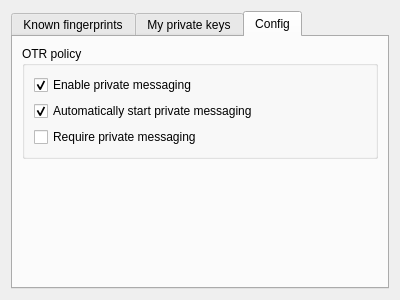
Old version of the form settingswidget.ui in the repository proDOOMman/qutim-otr.
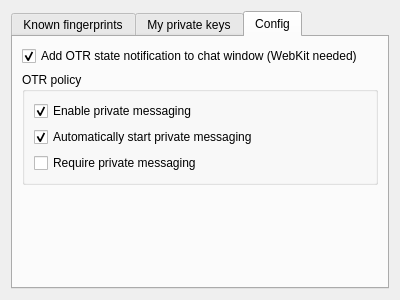
New version of the form. The open tabs and pages were chosen to show the change.

Commit message: Added ability of deactivation notification

Diff of the .ui file:
```diff
--- a/settingswidget.ui
+++ b/settingswidget.ui
@@ -131,6 +131,16 @@
        <string>Config</string>
       </attribute>
       <layout class="QVBoxLayout" name="verticalLayout_2">
+       <item>
+        <widget class="QCheckBox" name="notify_checkbox">
+         <property name="text">
+          <string>Add OTR state notification to chat window (WebKit needed)</string>
+         </property>
+         <property name="checked">
+          <bool>true</bool>
+         </property>
+        </widget>
+       </item>
        <item>
         <widget class="QGroupBox" name="groupBox">
          <property name="title">
```
Left out of the diff: 8 changed lines with no effect on the pictures. The commit also changes 5 other files.
